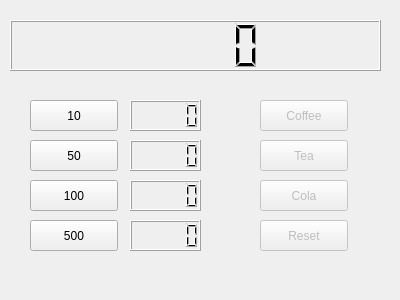
Above: widget.ui from naramy/vending_machine before the change. Below: the same form after it.
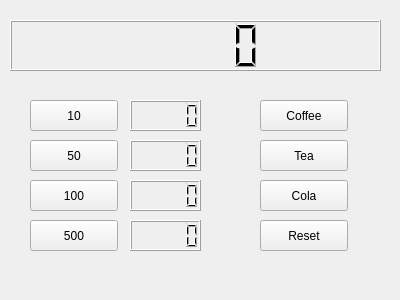
That is the form after the change.

Commit message: inline assembly applied

Patch:
```diff
--- a/widget.ui
+++ b/widget.ui
@@ -80,7 +80,7 @@
   </widget>
   <widget class="QPushButton" name="pbCoffee">
    <property name="enabled">
-    <bool>false</bool>
+    <bool>true</bool>
    </property>
    <property name="geometry">
     <rect>
@@ -96,7 +96,7 @@
   </widget>
   <widget class="QPushButton" name="pbTea">
    <property name="enabled">
-    <bool>false</bool>
+    <bool>true</bool>
    </property>
    <property name="geometry">
     <rect>
@@ -112,7 +112,7 @@
   </widget>
   <widget class="QPushButton" name="pbCola">
    <property name="enabled">
-    <bool>false</bool>
+    <bool>true</bool>
    </property>
    <property name="geometry">
     <rect>
@@ -128,7 +128,7 @@
   </widget>
   <widget class="QPushButton" name="pbReset">
    <property name="enabled">
-    <bool>false</bool>
+    <bool>true</bool>
    </property>
    <property name="geometry">
     <rect>
```
The commit also changes 1 other file.
